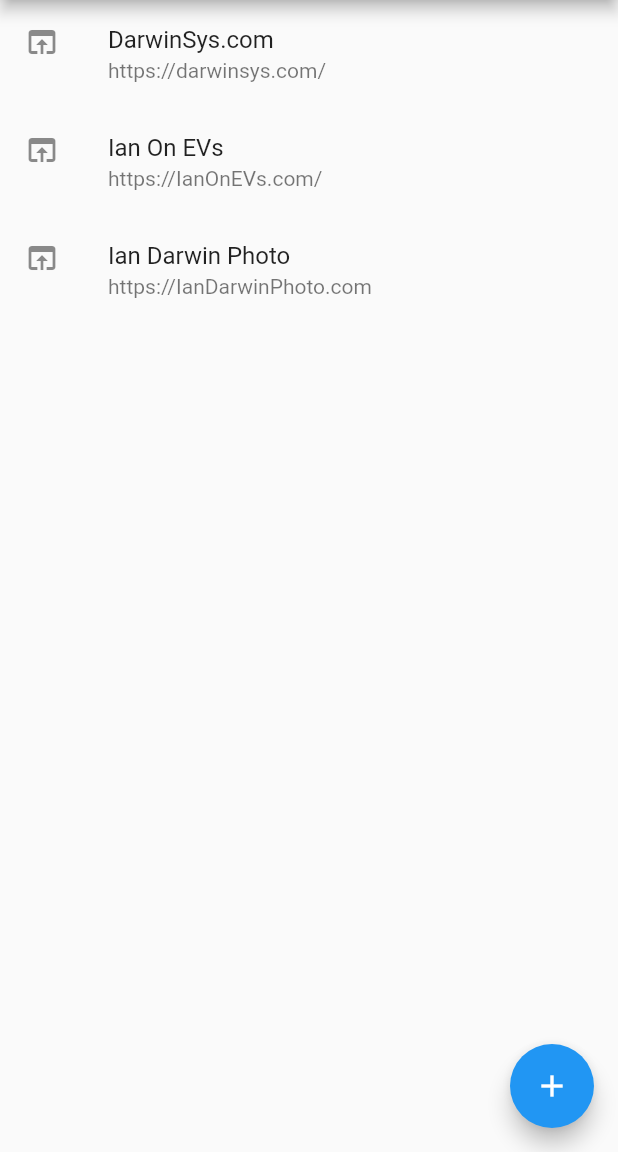
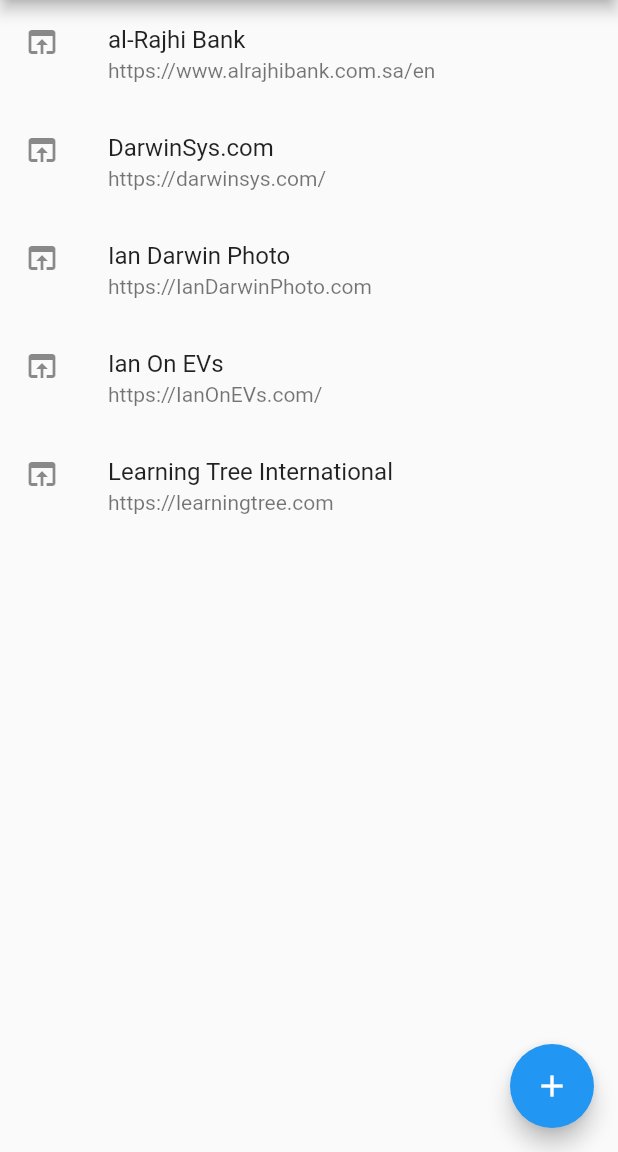
Before and after one commit to IanDarwin/bookmarks-flutter, a Flutter app: the screen it shows after launch, on a phone screen of 412 x 824 dp, the part 84-1236 px from its top. Run offline on Flutter 3.47's test engine with Material 2 defaults, Android fonts, the phone set to English and light mode, and no system bars; missing offline and left inert: receive_sharing_intent.

Commit message:
Peel off cats list to DAO. Sort list. Drop controllers.

```diff
--- a/lib/main.dart
+++ b/lib/main.dart
@@ -8,9 +8,11 @@
     MaterialApp(home: const ListPage(title: "Browser-indie Bookmarks")));
 
 List<Bookmark> listData = [
+  Bookmark('banking', 'https://www.alrajhibank.com.sa/en', 'al-Rajhi Bank'),
   Bookmark('tech', 'https://darwinsys.com/', 'DarwinSys.com'),
   Bookmark('evs', 'https://IanOnEVs.com/', 'Ian On EVs'),
   Bookmark('photog', 'https://IanDarwinPhoto.com', 'Ian Darwin Photo'),
+  Bookmark('education', 'https://learningtree.com', 'Learning Tree International'),
 ];
 
 /// A ListView-based StatefulWidget here,
@@ -27,6 +29,7 @@
   @override
   Widget build(BuildContext context) {
     debugPrint("In _ListPageState.build()");
+    listData.sort((b1, b2) => b1.text!.toLowerCase().compareTo(b2.text!.toLowerCase()));
     return Scaffold(
       appBar: AppBar(
         title: Text(widget.title),
```
Also changed, not shown: lib/edit_page.dart (+5 -12 lines), lib/model/bookmarks_data_access.dart (added, +14 -0 lines), 1 other file.
